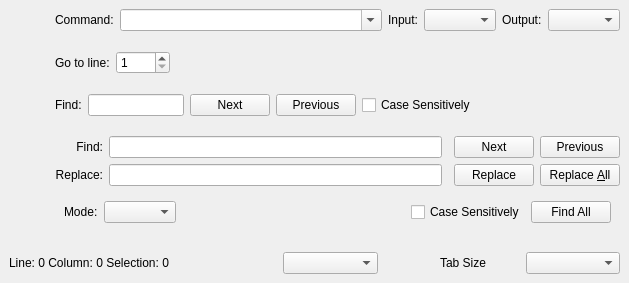
Old version of the form resources/ui/codeeditor/status.ui in the repository prymatex/prymatex.
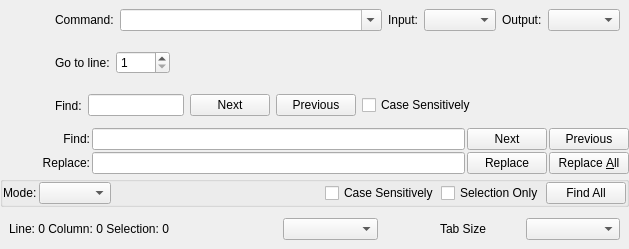
New version of the form. Icons and pictures are not drawn.

Commit message: find and replace regexp support

```diff
--- a/resources/ui/codeeditor/status.ui
+++ b/resources/ui/codeeditor/status.ui
@@ -7,7 +7,7 @@
     <x>0</x>
     <y>0</y>
     <width>629</width>
-    <height>240</height>
+    <height>249</height>
    </rect>
   </property>
   <property name="windowTitle">
@@ -226,6 +226,12 @@
    <item>
     <widget class="QWidget" name="widgetFindReplace" native="true">
      <layout class="QGridLayout" name="gridLayout">
+      <property name="margin">
+       <number>0</number>
+      </property>
+      <property name="spacing">
+       <number>2</number>
+      </property>
       <item row="0" column="0">
        <widget class="QPushButton" name="pushButtonFindReplaceClose">
         <property name="text">
@@ -266,7 +272,7 @@
       <item row="1" column="2">
        <widget class="QLineEdit" name="lineEditReplace"/>
       </item>
-      <item row="1" column="4">
+      <item row="1" column="3">
        <widget class="QPushButton" name="pushButtonReplace">
         <property name="toolTip">
          <string>&lt;!DOCTYPE HTML PUBLIC &quot;-//W3C//DTD HTML 4.0//EN&quot; &quot;http://www.w3.org/TR/REC-html40/strict.dtd&quot;&gt;
@@ -280,25 +286,25 @@
         </property>
        </widget>
       </item>
-      <item row="1" column="5">
+      <item row="1" column="4">
        <widget class="QPushButton" name="pushButtonReplaceAll">
         <property name="text">
          <string>Replace &amp;All</string>
         </property>
        </widget>
       </item>
-      <item row="0" column="5">
-       <widget class="QPushButton" name="pushButtonFindPrevious">
-        <property name="text">
-         <string>Previous</string>
-        </property>
-        <property name="icon">
-         <iconset resource="../../resources.qrc">
-          <normaloff>:/icons/actions/go-up.png</normaloff>:/icons/actions/go-up.png</iconset>
-        </property>
-       </widget>
-      </item>
       <item row="0" column="4">
+       <widget class="QPushButton" name="pushButtonFindPrevious">
+        <property name="text">
+         <string>Previous</string>
+        </property>
+        <property name="icon">
+         <iconset resource="../../resources.qrc">
+          <normaloff>:/icons/actions/go-up.png</normaloff>:/icons/actions/go-up.png</iconset>
+        </property>
+       </widget>
+      </item>
+      <item row="0" column="3">
        <widget class="QPushButton" name="pushButtonFindNext">
         <property name="toolTip">
          <string>&lt;!DOCTYPE HTML PUBLIC &quot;-//W3C//DTD HTML 4.0//EN&quot; &quot;http://www.w3.org/TR/REC-html40/strict.dtd&quot;&gt;
@@ -316,9 +322,18 @@
         </property>
        </widget>
       </item>
-      <item row="2" column="1" colspan="5">
-       <widget class="QWidget" name="widgetFindReplaceOptions" native="true">
-        <layout class="QHBoxLayout" name="horizontalLayout_4">
+      <item row="2" column="0" colspan="5">
+       <widget class="QGroupBox" name="groupBox">
+        <property name="title">
+         <string/>
+        </property>
+        <layout class="QHBoxLayout" name="horizontalLayout_6">
+         <property name="spacing">
+          <number>2</number>
+         </property>
+         <property name="margin">
+          <number>0</number>
+         </property>
          <item>
           <widget class="QLabel" name="labelFindMode">
            <property name="text">
@@ -349,6 +364,13 @@
            </property>
           </widget>
          </item>
+         <item>
+          <widget class="QCheckBox" name="checkBox">
+           <property name="text">
+            <string>Selection Only</string>
+           </property>
+          </widget>
+         </item>
          <item>
           <widget class="QPushButton" name="pushButtonFindAll">
            <property name="text">
```
Left out of the diff: 4 changed lines with no effect on the pictures. The commit also changes 6 other files.
